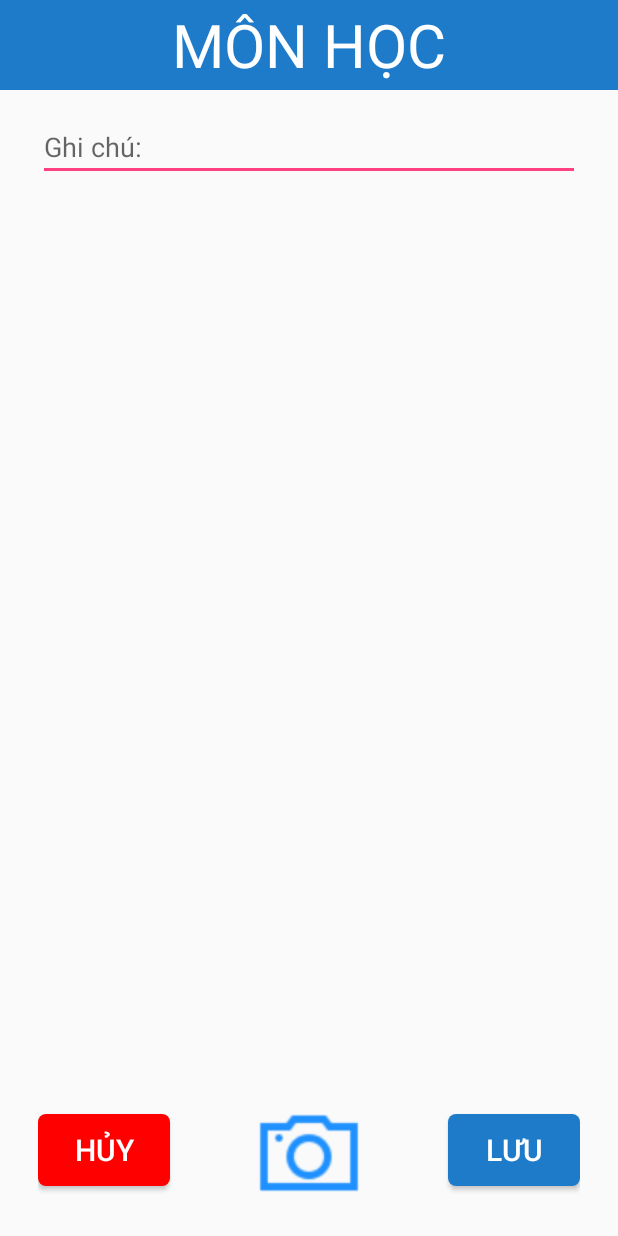
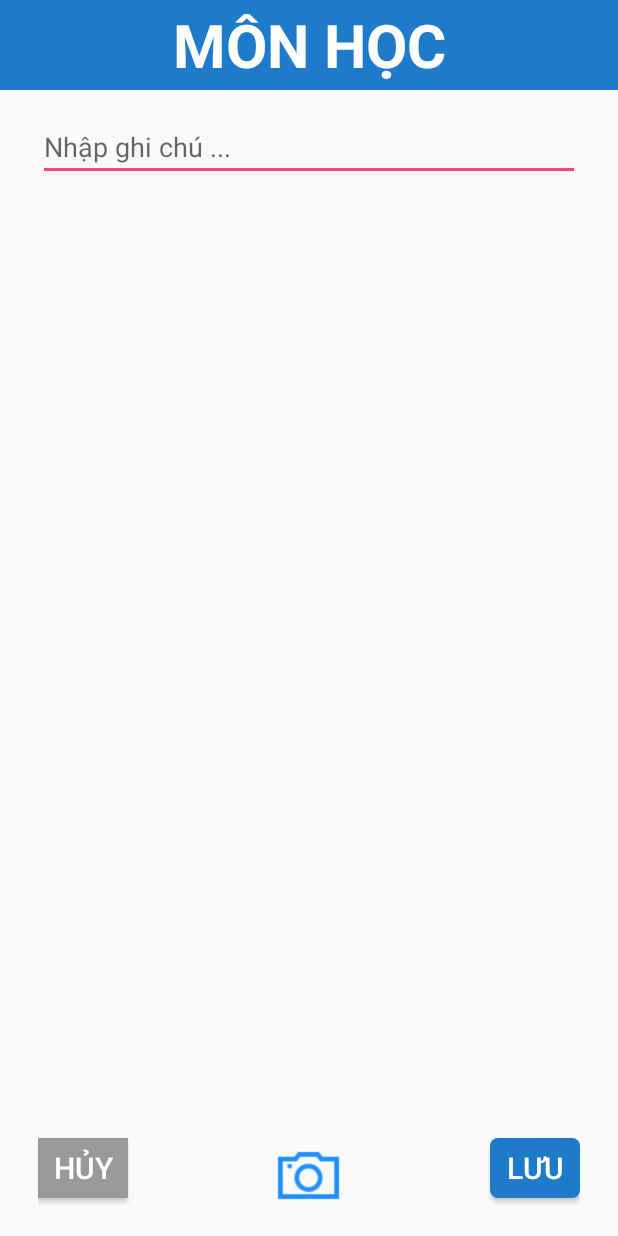
Before and after one commit to rocklee9/QuanLyThoiGianv2, an Android app: the notescr screen opened directly, with no data from a screen before it, on a phone screen of 412 x 824 dp. Run offline under Robolectric (Android 15) with nearby library versions, the phone set to English and light mode, and no system bars; 1 statement that could not run was skipped.

Commit message:
phuc cap quyen camera + sua lai notescr

```diff
--- a/app/src/main/java/com/gameloft/pc/quanlythoigian/notescr.java
+++ b/app/src/main/java/com/gameloft/pc/quanlythoigian/notescr.java
@@ -1,10 +1,13 @@
 package com.gameloft.pc.quanlythoigian;
 
+import android.Manifest;
 import android.app.Activity;
 import android.content.Intent;
 import android.content.pm.PackageManager;
 import android.os.Bundle;
 import android.provider.MediaStore;
+import android.support.annotation.NonNull;
+import android.support.v4.app.ActivityCompat;
 import android.view.View;
 import android.widget.Button;
 import android.widget.EditText;
@@ -30,13 +33,6 @@ public class notescr extends Activity {
         setWidgets();
         addWidgetsListener();
 
-        btnCam.setOnClickListener(new View.OnClickListener() {
-            @Override
-            public void onClick(View view) {
-                capturePic();
-            }
-        });
-
     }
 
     private void init() {
@@ -44,14 +40,14 @@ public class notescr extends Activity {
     }
 
     private void getWidgets() {
-        btnCam =(Button)findViewById(R.id.btnCamera);
+        btnCam = (Button) findViewById(R.id.btnCamera);
         btnSave = (Button) findViewById(R.id.btnSave);
         btnCancel = (Button) findViewById(R.id.btnCancel);
         edtNote = (EditText) findViewById(R.id.edtNote);
     }
 
 
-    private void setWidgets(){
+    private void setWidgets() {
         monHoc = (MonHoc) getIntent().getSerializableExtra("monHocNote");
         edtNote.setText(monHoc.getNote());
     }
@@ -62,11 +58,20 @@ public class notescr extends Activity {
             public void onClick(View v) {
                 monHoc.setNote(edtNote.getText().toString());
                 Intent data = new Intent();
-                data.putExtra("monHocNoted",monHoc);
-                setResult(TabFragment_monday.RESULT_CODE_NOTE,data);
+                data.putExtra("monHocNoted", monHoc);
+                setResult(TabFragment_monday.RESULT_CODE_NOTE, data);
                 finish();
             }
         });
+
+        btnCam.setOnClickListener(new View.OnClickListener() {
+            @Override
+            public void onClick(View view) {
+                ActivityCompat.requestPermissions(notescr.this,
+                        new String[]{Manifest.permission.CAMERA}, 100);
+            }
+        });
+
 
         btnCancel.setOnClickListener(new View.OnClickListener() {
             @Override
@@ -76,16 +81,16 @@ public class notescr extends Activity {
         });
     }
 
-    private void capturePic(){
-        if(getApplicationContext().getPackageManager().hasSystemFeature(PackageManager.FEATURE_CAMERA)){
+    @Override
+    public void onRequestPermissionsResult(int requestCode, @NonNull String[] permissions, @NonNull int[] grantResults) {
+
+        if (requestCode == 100 && grantResults.length > 0 && grantResults[0] == PackageManager.PERMISSION_GRANTED) {
             Intent intent = new Intent(MediaStore.ACTION_IMAGE_CAPTURE);
             startActivityForResult(intent, 100);
+        } else {
+            Toast.makeText(this, "ban khong duoc mo camera", Toast.LENGTH_LONG).show();
         }
-        else{
-            Toast.makeText(getApplication(), "Camera khong duoc ho tro",Toast.LENGTH_LONG).show();
-        }
+
+        super.onRequestPermissionsResult(requestCode, permissions, grantResults);
     }
-
-
-
 }
--- a/app/src/main/res/layout/notescr.xml
+++ b/app/src/main/res/layout/notescr.xml
@@ -10,6 +10,7 @@
         android:text="@string/title_name_note"
         android:textSize="40dp"
         android:gravity="center"
+        android:textStyle="bold"
         android:layout_marginBottom="@dimen/edt_margin_bottom"
         android:background="#1e7bc9"
         android:textColor="@color/white"/>
@@ -20,7 +21,7 @@
         android:layout_height="wrap_content"
         android:layout_marginLeft="@dimen/edt_margin_left"
         android:layout_marginRight="@dimen/edt_margin_right"
-        android:hint="@string/text_note"/>
+        android:hint="Nhập ghi chú ..."/>
 
     <RelativeLayout
         android:layout_width="match_parent"
@@ -29,36 +30,35 @@
         android:layout_marginRight="@dimen/edt_margin_right"
         android:layout_marginBottom="@dimen/edt_margin_bottom"
         android:layout_marginTop="@dimen/edt_margin_top">
+
         <Button
             android:id="@+id/btnSave"
-            android:layout_width="wrap_content"
-            android:layout_height="wrap_content"
+            android:layout_width="60dp"
+            android:layout_height="40dp"
+            android:layout_alignParentEnd="true"
+            android:layout_alignParentRight="true"
+            android:layout_alignTop="@+id/btnCamera"
             android:background="@drawable/corner_button"
             android:text="Lưu"
             android:textColor="@color/white"
-            android:textSize="20sp"
-            android:layout_alignBaseline="@+id/btnCamera"
-            android:layout_alignBottom="@+id/btnCamera"
-            android:layout_alignParentRight="true"
-            android:layout_alignParentEnd="true" />
+            android:textSize="20sp" />
 
         <Button
             android:id="@+id/btnCancel"
-            android:layout_width="wrap_content"
-            android:layout_height="wrap_content"
-            android:background="@drawable/corner_btn_xoa"
+            android:layout_width="60dp"
+            android:layout_height="40dp"
+            android:layout_alignParentLeft="true"
+            android:layout_alignParentStart="true"
+            android:layout_alignTop="@+id/btnCamera"
+            android:background="#999999"
             android:text="Hủy"
             android:textColor="@color/white"
-            android:textSize="20sp"
-            android:layout_alignBaseline="@+id/btnCamera"
-            android:layout_alignBottom="@+id/btnCamera"
-            android:layout_alignParentLeft="true"
-            android:layout_alignParentStart="true" />
+            android:textSize="20sp" />
 
         <Button
             android:id="@+id/btnCamera"
-            android:layout_width="@dimen/icon_width"
-            android:layout_height="@dimen/icon_hight"
+            android:layout_width="50dp"
+            android:layout_height="50dp"
             android:background="@drawable/icons8_camera_64px_2"
             android:layout_alignParentBottom="true"
             android:layout_centerHorizontal="true" />
```
